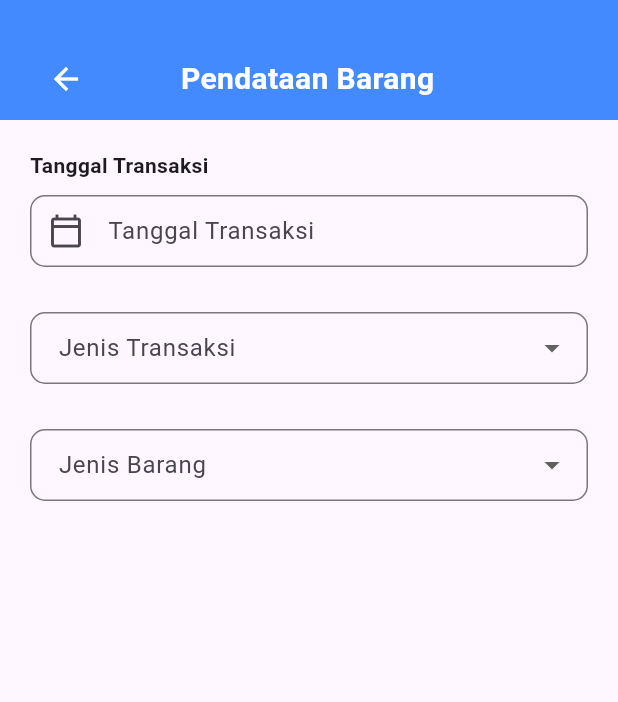
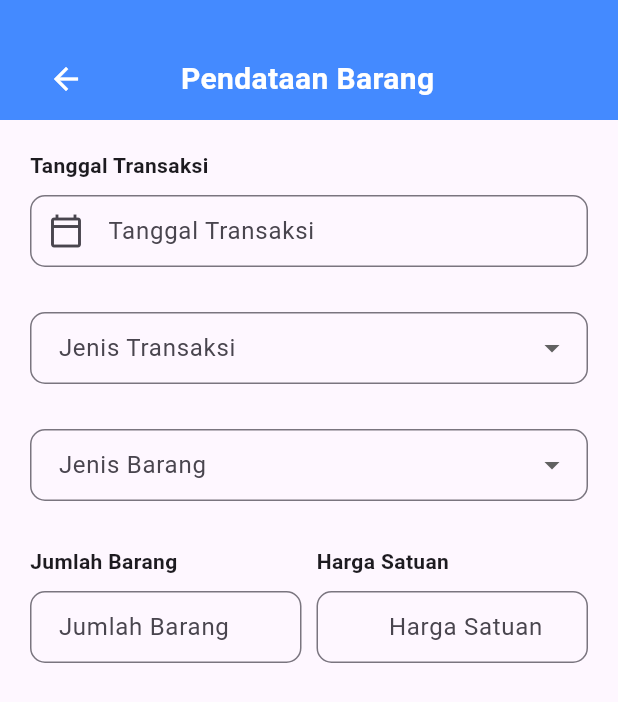
Before and after one commit to Muhammadalif1213/20220140075_UCP1Flutter, a Flutter app: the BrgPage screen opened directly with empty values, on a phone screen of 412 x 824 dp. Shown: the top 702 px of the screen. Run offline on Flutter 3.47's test engine with Material 3 defaults, Android fonts, the phone set to English and light mode, and no system bars.

Commit message:
Menambahkan input jumlahBarang (tidak boleh 0) dan hargaSatuan sesuai jenis barang

```diff
--- a/lib/brg_page.dart
+++ b/lib/brg_page.dart
@@ -15,16 +15,16 @@ class _BrgPageState extends State<BrgPage> {
   final TextEditingController hargaSatuanController = TextEditingController();
   int totalHarga = 0;
 
-  final List<String> jenisTransaksi = ['Barang Masuk', 'Barang Keluar'];
-
+  final String? prefixText = 'Rp. ';
+  String? transaksiValue;
+  String? barangValue;
   final List<Map<String, dynamic>> jenisBarang = [
     {'Barang': 'Carrier', 'HargaSatuan': 40000},
     {'Barang': 'Sleeping Bag', 'HargaSatuan': 10000},
     {'Barang': 'Tenda', 'HargaSatuan': 70000},
     {'Barang': 'Sepatu', 'HargaSatuan': 35000},
   ];
-  String? transaksiValue;
-  String? barangValue;
+  final List<String> jenisTransaksi = ['Barang Masuk', 'Barang Keluar'];
 
   DateTime? _selectedDateTime;
   void pickDateTime() async {
@@ -138,6 +138,8 @@ class _BrgPageState extends State<BrgPage> {
                         ),
                       ),
                     ),
+                  ],
+                ),
                 SizedBox(height: 30),
                 DropdownButtonFormField<String>(
                   value: transaksiValue,
@@ -208,8 +210,82 @@ class _BrgPageState extends State<BrgPage> {
                         );
                       }).toList(),
                 ),
+                SizedBox(height: 30),
+                Row(
+                  children: [
+                    Expanded(
+                      child: Column(
+                        crossAxisAlignment: CrossAxisAlignment.start,
+                        children: [
+                          Text(
+                            'Jumlah Barang',
+                            style: TextStyle(fontWeight: FontWeight.bold),
+                          ),
+                          SizedBox(height: 10),
+                          TextFormField(
+                            controller: jumlahBarangController,
+                            keyboardType: TextInputType.number,
+                            validator: (value) {
+                              if (value == null || value.isEmpty) {
+                                return 'Jumlah barang tidak boleh kosong';
+                              }
+                              if (int.tryParse(value) == null ||
+                                  int.parse(value) <= 0) {
+                                return 'Masukkan angka yang valid (> 0)';
+                              }
+                              return null;
+                            },
+                            decoration: InputDecoration(
+                              hintText: 'Jumlah Barang',
+                              border: OutlineInputBorder(
+                                borderRadius: BorderRadius.circular(10),
+                              ),
+                              contentPadding: EdgeInsets.symmetric(
+                                vertical: 10,
+                                horizontal: 15,
+                              ),
+                            ),
+                          ),
                         ],
                       ),
+                    ),
+                    SizedBox(width: 10),
+                    Expanded(
+                      child: Column(
+                        crossAxisAlignment: CrossAxisAlignment.start,
+                        children: [
+                          Text(
+                            'Harga Satuan',
+                            style: TextStyle(fontWeight: FontWeight.bold),
+                          ),
+                          SizedBox(height: 10),
+                          TextFormField(
+                            controller: hargaSatuanController,
+                            readOnly: true,
+                            decoration: InputDecoration(
+                              hintText: 'Harga Satuan',
+                              border: OutlineInputBorder(
+                                borderRadius: BorderRadius.circular(10),
+                              ),
+                              contentPadding: EdgeInsets.symmetric(
+                                vertical: 10,
+                                horizontal: 15,
+                              ),
+                              prefixText: prefixText,
+                            ),
+                            validator: (value) {
+                              if (value == null || value.isEmpty) {
+                                return 'Harga satuan tidak boleh kosong';
+                              }
+                              return null;
+                            },
+                          ),
+                        ],
+                      ),
+                    ),
+                  ],
+                ),
+                SizedBox(height: 30),
               ],
             ),
           ),
```
Lines whose indentation alone changed are shown as unchanged.
